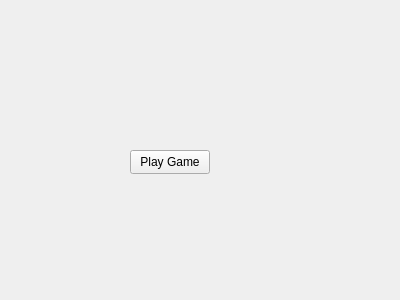
First picture: the form in MemoFlip/studentdashboard.ui, repository JulioEPV/SE-Project-Group4, before the edit.
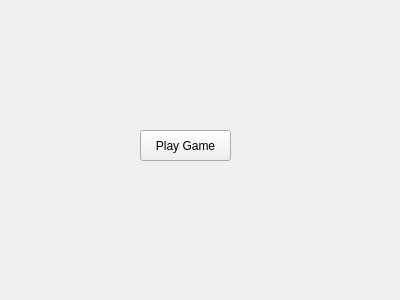
Second picture: the form after the edit.

The edit to the form file:
```diff
--- a/MemoFlip/studentdashboard.ui
+++ b/MemoFlip/studentdashboard.ui
@@ -16,10 +16,10 @@
   <widget class="QPushButton" name="playGameButton">
    <property name="geometry">
     <rect>
-     <x>130</x>
-     <y>150</y>
-     <width>80</width>
-     <height>24</height>
+     <x>140</x>
+     <y>130</y>
+     <width>91</width>
+     <height>31</height>
     </rect>
    </property>
    <property name="text">
```
